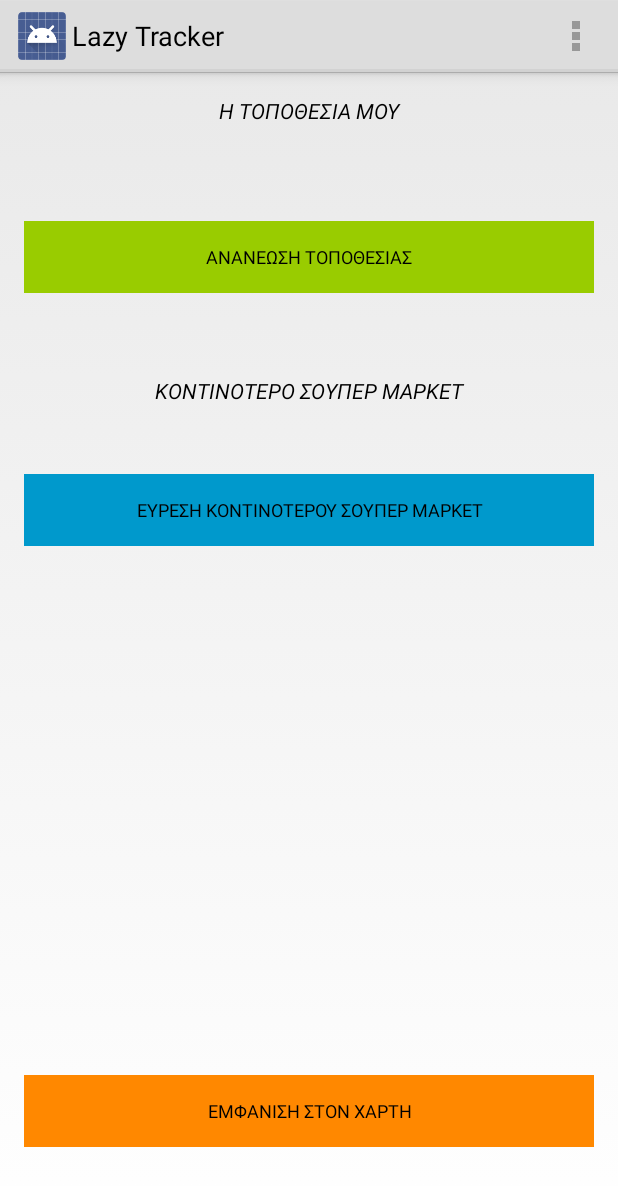
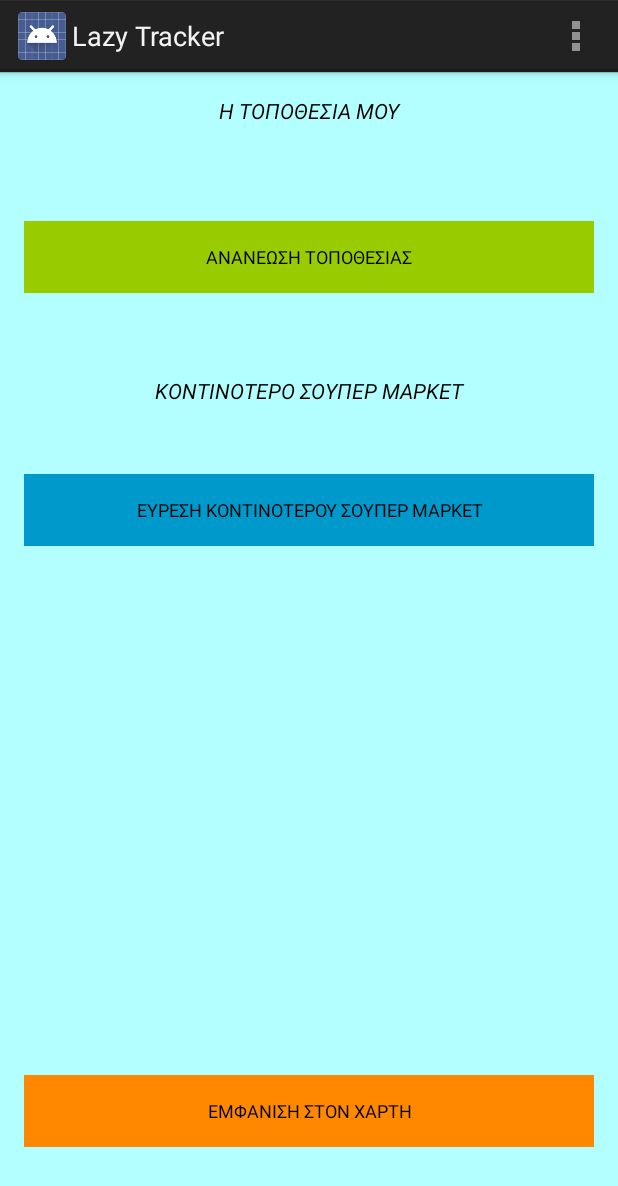
Before and after one commit to Mental1993/LazyTracker, an Android app: the screen it shows after launch (MainActivity), on a phone screen of 412 x 824 dp. Shown: the top 1186 px of the screen. Run offline under Robolectric (Android 15) with nearby library versions, the phone set to English and light mode, and no system bars.

Commit message:
Αλλαγες στο user interface
αλλαγη εικονιδιου  , στο background της εφαρμογης και στο action bar.

```diff
--- a/LazyTracker/app/src/main/AndroidManifest.xml
+++ b/LazyTracker/app/src/main/AndroidManifest.xml
@@ -15,7 +15,7 @@
         android:icon="@mipmap/ic_launcher"
         android:label="@string/app_name"
         android:supportsRtl="true"
-        android:theme="@android:style/Theme.Holo.Light">
+        android:theme="@android:style/Theme.Holo.Light.DarkActionBar">
         <activity android:name=".MainActivity">
             <intent-filter>
                 <action android:name="android.intent.action.MAIN" />
--- a/LazyTracker/app/src/main/java/com/example/mental/lazytracker/MainActivity.java
+++ b/LazyTracker/app/src/main/java/com/example/mental/lazytracker/MainActivity.java
@@ -10,6 +10,7 @@ import android.content.Intent;
 import android.content.pm.ActivityInfo;
 import android.content.pm.PackageManager;
 import android.database.Cursor;
+import android.graphics.Color;
 import android.location.Address;
 import android.location.Geocoder;
 import android.location.Location;
@@ -87,6 +88,8 @@ public class MainActivity extends  Activity implements OnClickListener {
     protected void onCreate(Bundle savedInstanceState) {
         super.onCreate(savedInstanceState);
         setContentView(R.layout.activity_main);
+        int bgColor = Color.parseColor("#b3ffff");
+        getWindow().getDecorView().setBackgroundColor(bgColor);
 
         locationManager = (LocationManager) getSystemService(Context.LOCATION_SERVICE);
 
--- a/LazyTracker/app/src/main/res/layout/activity_main.xml
+++ b/LazyTracker/app/src/main/res/layout/activity_main.xml
@@ -18,6 +18,8 @@
         android:layout_alignParentLeft="true"
         android:layout_alignParentStart="true"
         android:background="@android:color/transparent">
+
+
 
         <TextView
             android:text="Η ΤΟΠΟΘΕΣΙΑ ΜΟΥ"
--- a/LazyTracker/app/src/main/res/values/styles.xml
+++ b/LazyTracker/app/src/main/res/values/styles.xml
@@ -7,5 +7,4 @@
         <item name="colorPrimaryDark">@color/colorPrimaryDark</item>
         <item name="colorAccent">@color/colorAccent</item>
     </style>
-
 </resources>
```
Also changed, not shown: LazyTracker/app/src/main/res/mipmap-mdpi/ic_launcher.png, LazyTracker/app/src/main/res/mipmap-xhdpi/ic_launcher.png (deleted), LazyTracker/app/src/main/res/mipmap-xhdpi/ip_launcher.png (added), LazyTracker/app/src/main/res/mipmap-xxhdpi/ic_launcher.png (deleted), LazyTracker/app/src/main/res/mipmap-xxhdpi/ip_launcher.png (added), LazyTracker/app/src/main/res/mipmap-xxxhdpi/ic_launcher.png (deleted), LazyTracker/app/src/main/res/mipmap-xxxhdpi/ip_launcher.png (added).
